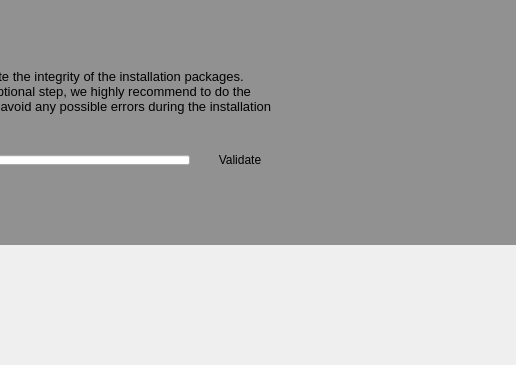
Before: the Qt Designer form yali-proximate/yali/gui/Ui/checkcdwidget.ui in pars-linux/uludag, drawn with Qt 5; both pictures show x 370 to 886 and y 125 to 490 of the 886 by 490 pixel window.
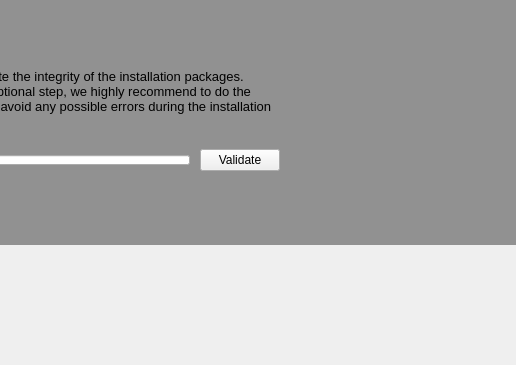
After: the same form once the commit is applied. Icons and pictures are not drawn.

Commit message: modify check cd ui

Patch:
```diff
--- a/yali-proximate/yali/gui/Ui/checkcdwidget.ui
+++ b/yali-proximate/yali/gui/Ui/checkcdwidget.ui
@@ -228,8 +228,11 @@
              <iconset resource="../../data.qrc">
               <normaloff>:/gui/pics/task-accepted.png</normaloff>:/gui/pics/task-accepted.png</iconset>
             </property>
+            <property name="default">
+             <bool>false</bool>
+            </property>
             <property name="flat">
-             <bool>true</bool>
+             <bool>false</bool>
             </property>
            </widget>
           </item>
```
